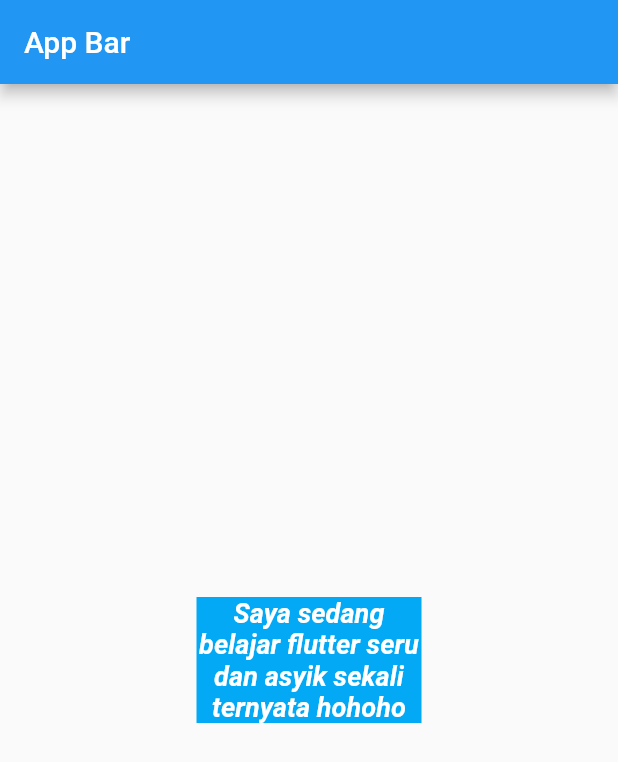
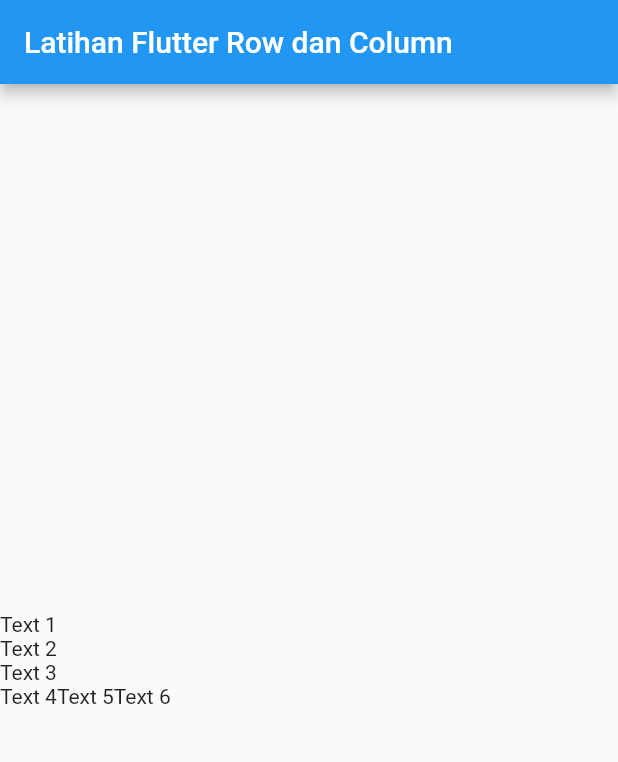
Before and after one commit to ashandileo/flutter, a Flutter app: the screen it shows after launch, on a phone screen of 412 x 824 dp. Shown: the top 762 px of the screen. Run offline on Flutter 3.47's test engine with Material 2 defaults, Android fonts, the phone set to English and light mode, and no system bars.

Commit message:
explore Row and Column Widget

```diff
--- a/lib/main.dart
+++ b/lib/main.dart
@@ -9,26 +9,24 @@ class MyApp extends StatelessWidget {
   Widget build(BuildContext context) {
     return MaterialApp(
       home: Scaffold(
-        appBar: AppBar(title: Text("App Bar")),
-        body: Center(
-            child: Container(
-                color: Colors.lightBlue,
-                width: 150,
-                // height: 50,
-                child: Text(
-                  "Saya sedang belajar flutter seru dan asyik sekali ternyata hohoho",
-                  // maxLines: 2,
-                  // overflow: TextOverflow.clip,
-                  // softWrap: false,
-                  textAlign: TextAlign.center,
-                  style: TextStyle(
-                    color: Colors.white,
-                    fontStyle: FontStyle.italic,
-                    fontWeight: FontWeight.bold,
-                    fontSize: 18
-                  ),
-                )
+        appBar: AppBar(title: Text("Latihan Flutter Row dan Column")),
+        body: Column(
+          mainAxisAlignment: MainAxisAlignment.center,
+          crossAxisAlignment: CrossAxisAlignment.start,
+          children: [
+            Text("Text 1"),
+            Text("Text 2"),
+            Text("Text 3"),
+            Row(
+              mainAxisAlignment: MainAxisAlignment.start,
+              crossAxisAlignment: CrossAxisAlignment.center,
+              children: [
+                Text("Text 4"),
+                Text("Text 5"),
+                Text("Text 6")
+              ],
             )
+          ],
         ),
       ),
     );
```
